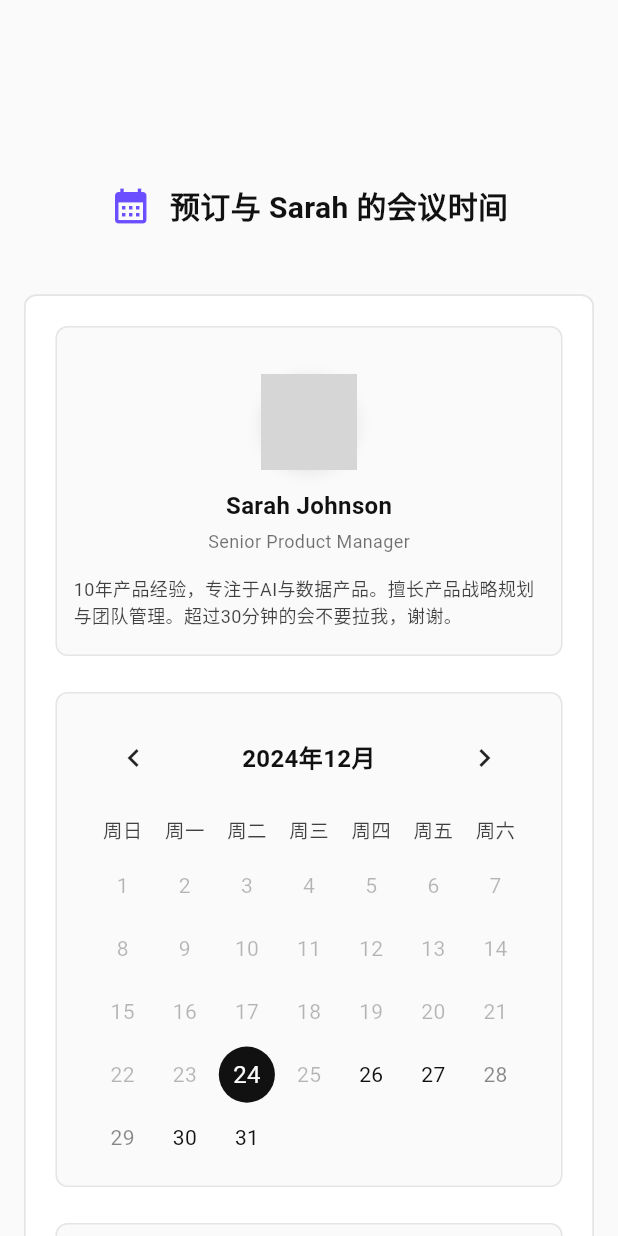
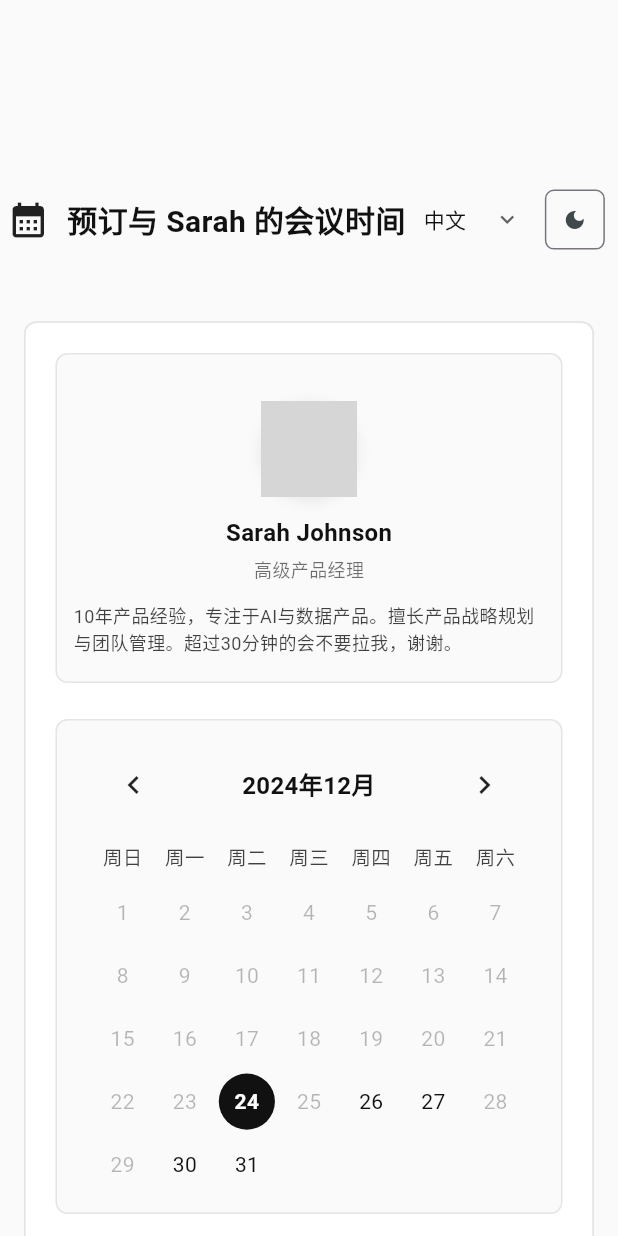
Before and after one commit to NeroSong/ns_appointment_calendar, a Flutter app: the screen it shows after launch, on a phone screen of 412 x 824 dp. Run offline on Flutter 3.47's test engine with Material 3 defaults, Android fonts, the phone set to English and light mode, and no system bars; drawn by our look-alikes of table_calendar; network calls fail; grey boxes are pictures that could not be loaded.

Commit message:
update locate and brightness toggle

```diff
--- a/analysis_options.yaml
+++ b/analysis_options.yaml
@@ -23,6 +23,7 @@ linter:
   rules:
     # avoid_print: false  # Uncomment to disable the `avoid_print` rule
     # prefer_single_quotes: true  # Uncomment to enable the `prefer_single_quotes` rule
+    prefer_const_constructors: false
 
 # Additional information about this file can be found at
 # https://dart.dev/guides/language/analysis-options
--- a/lib/calendar.dart
+++ b/lib/calendar.dart
@@ -34,11 +34,18 @@ class _AppointmentCalendarState extends State<AppointmentCalendar> {
   bool isMobile = false;
 
   bool _isDisabled(DateTime day) {
-    return widget.disabledDays.contains(DateTime(
+    // 检查是否是周末
+    final isWeekend =
+        day.weekday == DateTime.saturday || day.weekday == DateTime.sunday;
+
+    // 检查是否在禁用日期列表中
+    final isDisabledDate = widget.disabledDays.contains(DateTime(
       day.year,
       day.month,
       day.day,
     ));
+
+    return isWeekend || isDisabledDate;
   }
 
   @override
@@ -57,7 +64,9 @@ class _AppointmentCalendarState extends State<AppointmentCalendar> {
           child: Container(
             constraints: const BoxConstraints(maxWidth: 820),
             decoration: BoxDecoration(
-              color: Colors.white,
+              color: Theme.of(context).brightness == Brightness.dark
+                  ? Colors.black
+                  : Colors.white,
               borderRadius: BorderRadius.circular(8),
               border: Border.all(
                 color: theme.colorScheme.outline,
@@ -198,6 +207,10 @@ class _AppointmentCalendarState extends State<AppointmentCalendar> {
                 disabledTextStyle: TextStyle(
                   color: theme.colorScheme.onSurface.withOpacity(0.3),
                 ),
+                selectedTextStyle: TextStyle(
+                  color: theme.colorScheme.onPrimary,
+                  fontWeight: FontWeight.bold,
+                ),
                 selectedDecoration: BoxDecoration(
                   color: theme.colorScheme.primary,
                   shape: BoxShape.circle,
@@ -222,9 +235,8 @@ class _AppointmentCalendarState extends State<AppointmentCalendar> {
               ),
               daysOfWeekHeight: 32,
               rowHeight: 42,
-              availableCalendarFormats: const {CalendarFormat.month: '月'},
               daysOfWeekVisible: true,
-              locale: 'zh_CN',
+              locale: Localizations.localeOf(context).languageCode,
               onDaySelected: (selectedDay, focusedDay) {
                 setState(() {
                   _selectedDay = selectedDay;
@@ -353,7 +365,9 @@ class _AppointmentCalendarState extends State<AppointmentCalendar> {
               ),
               const SizedBox(height: 20),
               Text(
-                '预约说明',
+                Localizations.localeOf(context).languageCode == 'zh'
+                    ? '预约说明'
+                    : 'Appointment Note',
                 style: TextStyle(
                   fontSize: 12,
                   fontWeight: FontWeight.w500,
@@ -366,7 +380,9 @@ class _AppointmentCalendarState extends State<AppointmentCalendar> {
                 maxLines: 3,
                 style: const TextStyle(fontSize: 12),
                 decoration: InputDecoration(
-                  hintText: '请简要说明会议内容...',
+                  hintText: Localizations.localeOf(context).languageCode == 'zh'
+                      ? '请简要说明会议内容...'
+                      : 'Please briefly describe the meeting content...',
                   hintStyle: TextStyle(
                     color: theme.colorScheme.onSurface.withOpacity(0.5),
                   ),
@@ -417,9 +433,11 @@ class _AppointmentCalendarState extends State<AppointmentCalendar> {
                       borderRadius: BorderRadius.circular(8),
                     ),
                   ),
-                  child: const Text(
-                    '提交预约',
-                    style: TextStyle(fontSize: 12),
+                  child: Text(
+                    Localizations.localeOf(context).languageCode == 'zh'
+                        ? '提交预约'
+                        : 'Submit',
+                    style: const TextStyle(fontSize: 12),
                   ),
                 ),
               ),
--- a/lib/main.dart
+++ b/lib/main.dart
@@ -6,8 +6,32 @@ void main() {
   runApp(const MyApp());
 }
 
-class MyApp extends StatelessWidget {
+class MyApp extends StatefulWidget {
   const MyApp({super.key});
+
+  @override
+  State<MyApp> createState() => _MyAppState();
+}
+
+class _MyAppState extends State<MyApp> {
+  Locale _locale = const Locale('zh', 'CN');
+  bool _isDarkMode = false;
+
+  void _changeLanguage(String? languageCode) {
+    if (languageCode == null) return;
+    setState(() {
+      _locale = Locale(
+        languageCode.split('_')[0],
+        languageCode.split('_')[1],
+      );
+    });
+  }
+
+  void _toggleTheme() {
+    setState(() {
+      _isDarkMode = !_isDarkMode;
+    });
+  }
 
   @override
   Widget build(BuildContext context) {
@@ -21,7 +45,9 @@ class MyApp extends StatelessWidget {
         Locale('en', 'US'),
         Locale('zh', 'CN'),
       ],
+      locale: _locale,
       title: 'NS Appointment Calendar',
+      themeMode: _isDarkMode ? ThemeMode.dark : ThemeMode.light,
       theme: ThemeData(
         colorScheme: ColorScheme.fromSeed(
           seedColor: const Color(0xFF111111),
@@ -54,6 +80,39 @@ class MyApp extends StatelessWidget {
           ),
         ),
       ),
+      darkTheme: ThemeData(
+        colorScheme: ColorScheme.fromSeed(
+          brightness: Brightness.dark,
+          seedColor: const Color(0xFF111111),
+          primary: Colors.white,
+          surface: const Color(0xFF1A1A1A),
+          surfaceTint: Colors.transparent,
+          background: const Color(0xFF111111),
+          onBackground: Colors.white,
+          onSurface: Colors.white,
+          secondary: const Color(0xFF999999),
+          outline: const Color(0xFF333333),
+        ),
+        useMaterial3: true,
+        cardTheme: CardTheme(
+          elevation: 0,
+          shape: RoundedRectangleBorder(
+            borderRadius: BorderRadius.circular(8),
+            side: const BorderSide(
+              color: Color(0xFF333333),
+              width: 1,
+            ),
+          ),
+        ),
+        elevatedButtonTheme: ElevatedButtonThemeData(
+          style: ElevatedButton.styleFrom(
+            elevation: 0,
+            shape: RoundedRectangleBorder(
+              borderRadius: BorderRadius.circular(12),
+            ),
+          ),
+        ),
+      ),
       home: Scaffold(
         body: SingleChildScrollView(
           child: Column(
@@ -61,38 +120,87 @@ class MyApp extends StatelessWidget {
               SizedBox(
                 height: MediaQuery.of(context).size.height * 0.1,
               ),
-              const Padding(
+              Padding(
                 padding: EdgeInsets.only(top: 40, bottom: 24),
                 child: Row(
                   mainAxisAlignment: MainAxisAlignment.center,
                   children: [
-                    Icon(Icons.calendar_month,
-                        color: Color(0xFF6B4EFF), size: 28),
+                    Icon(Icons.calendar_month, size: 28),
                     SizedBox(
                       width: 12,
                     ),
                     Text(
-                      '预订与 Sarah 的会议时间',
+                      _locale.languageCode == 'zh'
+                          ? '预订与 Sarah 的会议时间'
+                          : 'Book a meeting with Sarah',
                       style: TextStyle(
                         fontSize: 20,
                         fontWeight: FontWeight.w600,
+                      ),
+                    ),
+                    SizedBox(width: 12),
+                    DropdownButtonHideUnderline(
+                      child: DropdownButton<String>(
+                        value: '${_locale.languageCode}_${_locale.countryCode}',
+                        onChanged: _changeLanguage,
+                        items: <String>['en_US', 'zh_CN']
+                            .map<DropdownMenuItem<String>>((String value) {
+                          return DropdownMenuItem<String>(
+                            value: value,
+                            child: Text(
+                              value == 'en_US' ? 'English' : '中文',
+                              style: TextStyle(
+                                fontSize: 14,
+                              ),
+                            ),
+                          );
+                        }).toList(),
+                        icon: Icon(
+                          Icons.expand_more,
+                          size: 18,
+                        ),
+                        isDense: true,
+                        borderRadius: BorderRadius.circular(6),
+                        elevation: 4,
+                      ),
+                    ),
+                    const SizedBox(width: 12),
+                    IconButton(
+                      onPressed: _toggleTheme,
+                      icon: Icon(
+                        _isDarkMode ? Icons.light_mode : Icons.dark_mode,
+                        size: 16,
+                      ),
+                      style: IconButton.styleFrom(
+                        shape: RoundedRectangleBorder(
+                          borderRadius: BorderRadius.circular(6),
+                          side: BorderSide(
+                            color: Theme.of(context).colorScheme.outline,
+                            width: 1,
+                          ),
+                        ),
                       ),
                     ),
                   ],
                 ),
               ),
               AppointmentCalendar(
-                name: 'Sarah Johnson',
-                title: 'Senior Product Manager',
+                name: _locale.languageCode == 'zh'
+                    ? 'Sarah Johnson'
+                    : 'Sarah Johnson',
+                title: _locale.languageCode == 'zh'
+                    ? '高级产品经理'
+                    : 'Senior Product Manager',
                 avatarImg: const NetworkImage(
                   'https://picsum.photos/200/200',
                   scale: 1,
                 ),
-                description: '10年产品经验，专注于AI与数据产品。擅长产品战略规划与团队管理。'
-                    '超过30分钟的会不要拉我，谢谢。',
+                description: _locale.languageCode == 'zh'
+                    ? '10年产品经验，专注于AI与数据产品。擅长产品战略规划与团队管理。超过30分钟的会不要拉我，谢谢。'
+                    : '10 years of product experience, focusing on AI and data products. Good at product strategy planning and team management. Please do not pull me for more than 30 minutes.',
                 disabledDays: {
-                  DateTime(2024, 12, 25),
-                  DateTime(2025, 1, 1),
+                  DateTime(2024, 12, 25), // 圣诞节
+                  DateTime(2025, 1, 1), // 元旦
                 },
                 timeSlots: const [
                   '10:00 - 11:00',
```
